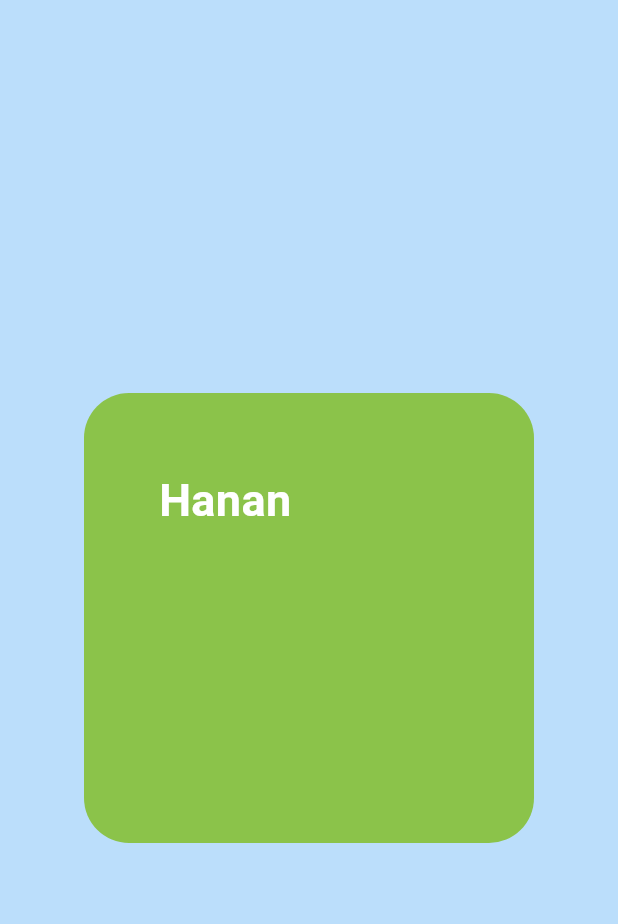
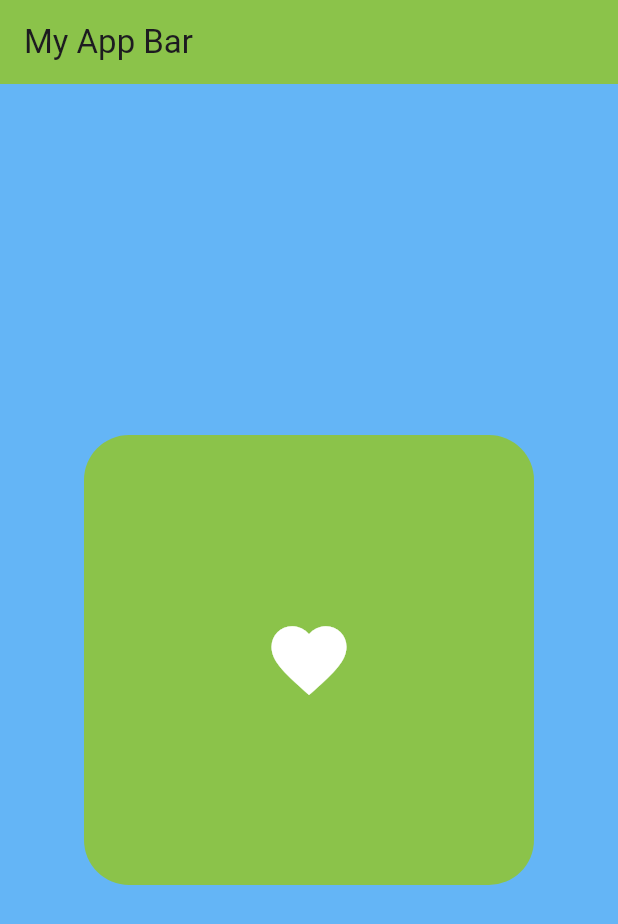
Before and after one commit to MdHananSjd/Flutter-progress, a Flutter app: the screen it shows after launch, on a phone screen of 412 x 824 dp. Shown: the top 924 px of the screen. Run offline on Flutter 3.47's test engine with Material 3 defaults, Android fonts, the phone set to English and light mode, and no system bars.

Commit message:
Basic Widgets and App Bars

```diff
--- a/lib/main.dart
+++ b/lib/main.dart
@@ -14,7 +14,11 @@ class MyApp extends StatelessWidget {
     return MaterialApp(
       debugShowCheckedModeBanner: false,
       home: Scaffold(
-        backgroundColor: Colors.blue[100],
+        backgroundColor: Colors.blue[300],
+        appBar: AppBar(
+          title: Text("My App Bar"),
+          backgroundColor: Colors.lightGreen,
+        ),
         body: Center(
           child: Container(
             height: 300,
@@ -23,18 +27,15 @@ class MyApp extends StatelessWidget {
               color: Colors.lightGreen,
               borderRadius: BorderRadius.circular(30),
             ),
-            padding: EdgeInsets.all(50),
-            child: Text(
-              "Hanan",
-              style: TextStyle(
-                color: Colors.white,
-                fontSize: 30,
-                fontWeight: FontWeight.bold
-                ),
-              ),
-          ),
-        ),
-      ),
+            padding: EdgeInsets.all(25),
+            child: Icon(
+              Icons.favorite,
+              color: Colors.white,
+              size: 60,
+            ),
+          )
+        )
+      )
     );
   }
 }
```
